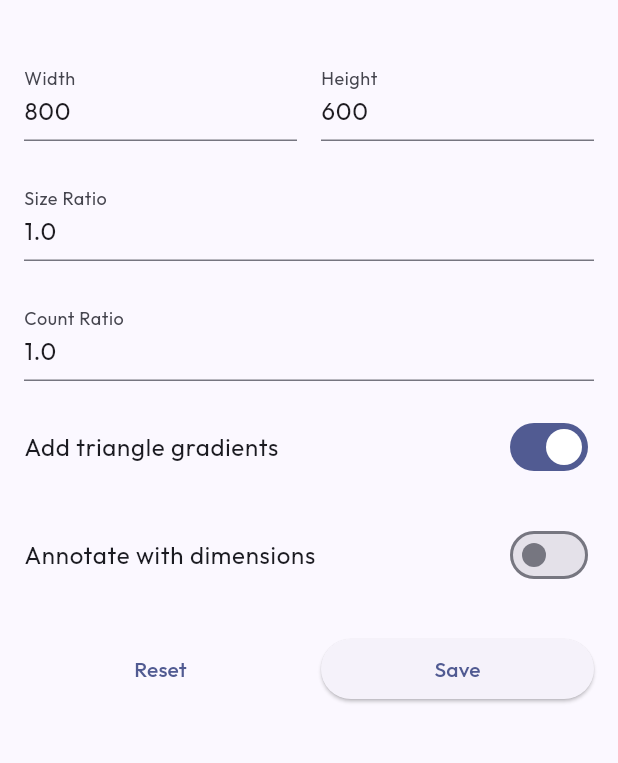
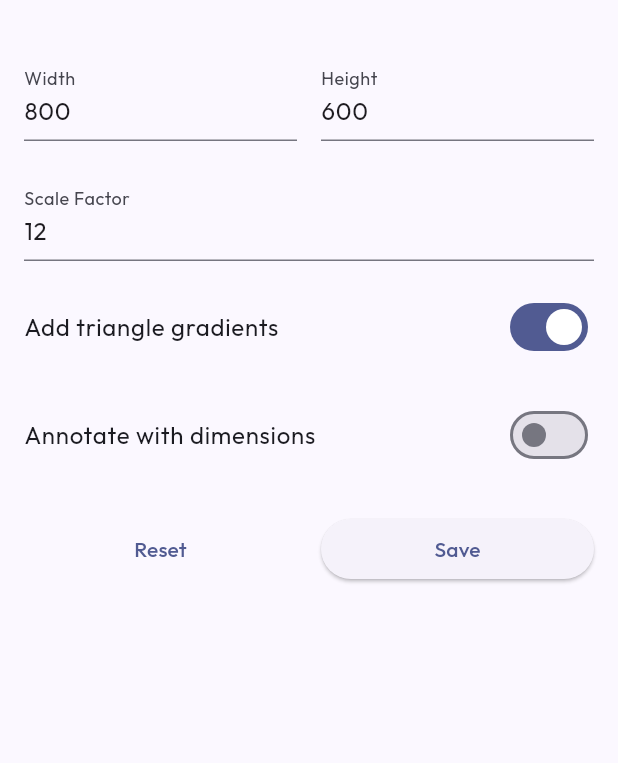
Before and after one commit to billy1380/willshex_triangles, a Flutter app: the SettingsPage screen opened by its route, in the side drawer, after a tap on "Save", on a phone screen of 412 x 824 dp, the part 63-826 px from its top. Run offline on Flutter 3.47's test engine with Material 3 defaults, Android fonts, the light colour scheme and no system bars; our stand-ins replace go_router, google_fonts, shared_preferences; missing offline and left inert: blend_composites, fs_shim, image_blend_composites, willshex; accounts and stored records are empty.

Commit message:
Implement Triangle Ratios, Palette Picker, and Image Reference Overlay

```diff
--- a/lib/pages/image_palette_page.dart
+++ b/lib/pages/image_palette_page.dart
@@ -18,12 +18,13 @@ class ImagePalettePage extends StatelessWidget {
     return TriangleGeneratorPage(
       title: "Image Palette",
       paletteProvider: (width, height) async {
+        final String url = "https://picsum.photos/$width/$height";
         final image = await ImageHelper.fetchAndDecodeImage(
-          "https://picsum.photos/$width/$height",
+          url,
           width: width,
           height: height,
         );
-        return ImagePixelPalette(image);
+        return ImagePixelPalette(image, source: url);
       },
     );
   }
--- a/lib/pages/settings_page.dart
+++ b/lib/pages/settings_page.dart
@@ -35,10 +35,7 @@ class _SettingsPageState extends State<SettingsPage> {
     setState(() {
       _widthController.text = (prefs.getInt("image_width") ?? 800).toString();
       _heightController.text = (prefs.getInt("image_height") ?? 600).toString();
-      _sizeRatioController.text =
-          (prefs.getDouble("size_ratio") ?? 1.0).toString();
-      _countRatioController.text =
-          (prefs.getDouble("count_ratio") ?? 1.0).toString();
+      _sizeRatioController.text = (prefs.getInt("size_ratio") ?? 12).toString();
       _addTriangleGradients = prefs.getBool("add_triangle_gradients") ?? true;
       _annotateWithDimensions =
           prefs.getBool("annotate_with_dimensions") ?? false;
@@ -51,10 +48,8 @@ class _SettingsPageState extends State<SettingsPage> {
         "image_width", int.tryParse(_widthController.text) ?? 800);
     await prefs.setInt(
         "image_height", int.tryParse(_heightController.text) ?? 600);
-    await prefs.setDouble(
-        "size_ratio", double.tryParse(_sizeRatioController.text) ?? 1.0);
-    await prefs.setDouble(
-        "count_ratio", double.tryParse(_countRatioController.text) ?? 1.0);
+    await prefs.setInt(
+        "size_ratio", int.tryParse(_sizeRatioController.text) ?? 12);
     await prefs.setBool("add_triangle_gradients", _addTriangleGradients);
     await prefs.setBool("annotate_with_dimensions", _annotateWithDimensions);
     if (mounted) {
@@ -89,9 +84,8 @@ class _SettingsPageState extends State<SettingsPage> {
               ],
             ),
             const SizedBox(height: 16),
-            _buildTextField("Size Ratio", _sizeRatioController),
-            const SizedBox(height: 16),
-            _buildTextField("Count Ratio", _countRatioController),
+            _buildTextField("Scale Factor", _sizeRatioController,
+                keyboardType: TextInputType.number),
             const SizedBox(height: 16),
             SwitchListTile(
               contentPadding: const EdgeInsets.all(0),
--- a/lib/parts/app_drawer.dart
+++ b/lib/parts/app_drawer.dart
@@ -4,6 +4,7 @@ import "package:willshex_triangles/pages/about_page.dart";
 import "package:willshex_triangles/pages/colour_lovers_page.dart";
 import "package:willshex_triangles/pages/html_colour_page.dart";
 import "package:willshex_triangles/pages/image_palette_page.dart";
+import "package:willshex_triangles/pages/palette_picker_page.dart";
 import "package:willshex_triangles/pages/image_sampler_palette_page.dart";
 import "package:willshex_triangles/pages/settings_page.dart";
 import "package:willshex_triangles/pages/welcome_page.dart";
@@ -59,6 +60,11 @@ class AppDrawer extends StatelessWidget {
           ),
         ),
         const NavigationDrawerDestination(
+          icon: Icon(Icons.colorize_outlined),
+          selectedIcon: Icon(Icons.colorize),
+          label: Text("Palette Picker"),
+        ),
+        const NavigationDrawerDestination(
           icon: Icon(Icons.code_outlined),
           selectedIcon: Icon(Icons.code),
           label: Text("HTML Colour"),
@@ -98,12 +104,13 @@ class AppDrawer extends StatelessWidget {
 
   int _getSelectedIndex(String location) {
     if (location.startsWith(WelcomePage.routePath)) return 0;
-    if (location.startsWith(HtmlColourPage.routePath)) return 1;
-    if (location.startsWith(ColourLoversPage.routePath)) return 2;
-    if (location.startsWith(ImagePalettePage.routePath)) return 3;
-    if (location.startsWith(ImageSamplerPalettePage.routePath)) return 4;
-    if (location.startsWith(SettingsPage.routePath)) return 5;
-    if (location.startsWith(AboutPage.routePath)) return 6;
+    if (location.startsWith(PalettePickerPage.routePath)) return 1;
+    if (location.startsWith(HtmlColourPage.routePath)) return 2;
+    if (location.startsWith(ColourLoversPage.routePath)) return 3;
+    if (location.startsWith(ImagePalettePage.routePath)) return 4;
+    if (location.startsWith(ImageSamplerPalettePage.routePath)) return 5;
+    if (location.startsWith(SettingsPage.routePath)) return 6;
+    if (location.startsWith(AboutPage.routePath)) return 7;
     return 0; // Default
   }
 
@@ -112,16 +119,18 @@ class AppDrawer extends StatelessWidget {
       case 0:
         return WelcomePage.routePath;
       case 1:
+        return PalettePickerPage.routePath;
+      case 2:
         return HtmlColourPage.routePath;
-      case 2:
+      case 3:
         return ColourLoversPage.routePath;
-      case 3:
+      case 4:
         return ImagePalettePage.routePath;
-      case 4:
+      case 5:
         return ImageSamplerPalettePage.routePath;
-      case 5:
+      case 6:
         return SettingsPage.routePath;
-      case 6:
+      case 7:
         return AboutPage.routePath;
       default:
         return WelcomePage.routePath;
--- a/lib/routes.dart
+++ b/lib/routes.dart
@@ -5,7 +5,9 @@ import "package:willshex_triangles/pages/colour_lovers_page.dart";
 import "package:willshex_triangles/pages/image_palette_page.dart";
 import "package:willshex_triangles/pages/image_sampler_palette_page.dart";
 import "package:willshex_triangles/pages/settings_page.dart";
+import "package:willshex_triangles/pages/settings_page.dart";
 import "package:willshex_triangles/pages/about_page.dart";
+import "package:willshex_triangles/pages/palette_picker_page.dart";
 
 final GoRouter router = GoRouter(
   initialLocation: WelcomePage.routePath,
@@ -14,6 +16,11 @@ final GoRouter router = GoRouter(
       name: "WelcomePage",
       path: WelcomePage.routePath,
       builder: WelcomePage.builder,
+    ),
+    GoRoute(
+      name: "PalettePickerPage",
+      path: PalettePickerPage.routePath,
+      builder: PalettePickerPage.builder,
     ),
     GoRoute(
       name: "HtmlColourPage",
--- a/lib/triangles/graphics/image_pixel_palette.dart
+++ b/lib/triangles/graphics/image_pixel_palette.dart
@@ -9,10 +9,11 @@ class ImagePixelPalette extends Palette {
   final int _width;
   final int _height;
 
-  ImagePixelPalette(this._image)
+  ImagePixelPalette(this._image, {String? source})
       : _width = _image.width,
         _height = _image.height {
     name = "Image Palette";
+    this.source = source;
 
     // Pre-populate with a sample of colors from the image for compatibility
     // Sample every Nth pixel to get a representative palette
```
Also changed, not shown: lib/pages/palette_picker_page.dart (added, +177 -0 lines), lib/parts/triangle_generator_page.dart (+69 -2 lines).
